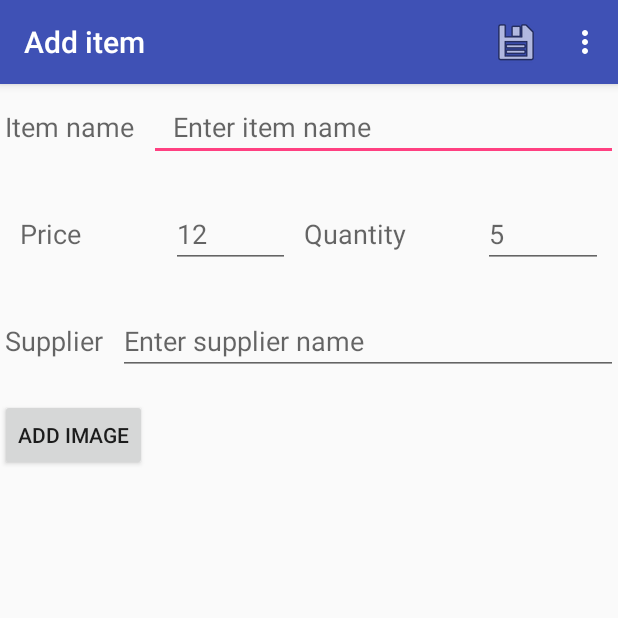
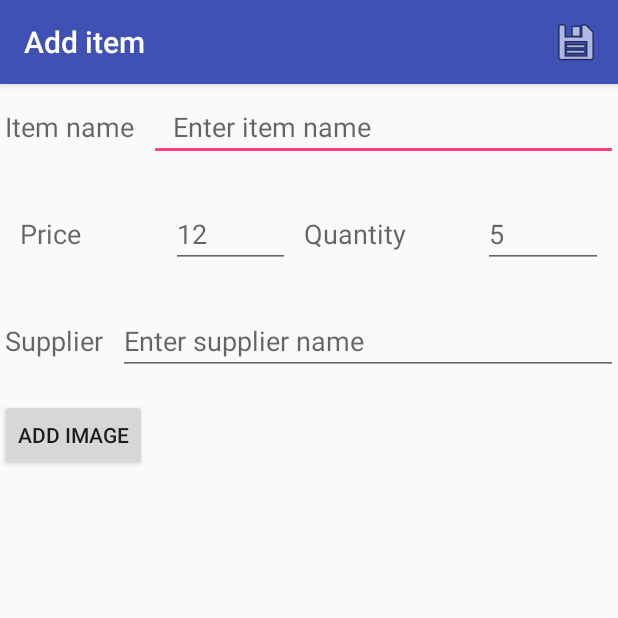
Before and after one commit to Cchance-25/InventoryApp, an Android app: the EditorActivity screen opened directly, with no data from a screen before it, on a phone screen of 412 x 824 dp, the top half of it. Run offline under Robolectric (Android 15) with nearby library versions, the phone set to English and light mode, and no system bars.

```diff
--- a/app/src/main/java/com/example/chance/inventoryapp/Data/InventoryDbHelper.java
+++ b/app/src/main/java/com/example/chance/inventoryapp/Data/InventoryDbHelper.java
@@ -38,7 +38,7 @@ public class InventoryDbHelper extends SQLiteOpenHelper {
 
         String CREATE_INVENTORY_TABLES = "CREATE TABLE "+ InventoryEntry.TABLE_NAME + "("
                 + InventoryEntry._ID + " INTEGER PRIMARY KEY AUTOINCREMENT, "
-                + InventoryEntry.COLUMN_IMAGE_ID + " TEXT, "
+                + InventoryEntry.COLUMN_IMAGE_ID + " BLOB, "
                 + InventoryEntry.COLUMN_ITEM_NAME + " TEXT NOT NULL, "
                 + InventoryEntry.COLUMN_ITEM_PRICE + " DOUBLE NOT NULL DEFAULT 0, "
                 + InventoryEntry.COLUMN_ITEM_QUANTITY + " INTEGER NOT NULL DEFAULT 0, "
--- a/app/src/main/java/com/example/chance/inventoryapp/EditorActivity.java
+++ b/app/src/main/java/com/example/chance/inventoryapp/EditorActivity.java
@@ -41,6 +41,7 @@ public class EditorActivity extends AppCompatActivity implements LoaderManager.L
     private ImageView mItemImage;
     private Uri mCurrentItemUri;
     private String mCurrentPhotoPath;
+    private byte[] mImageBytesArray;
 
 
     @Override
@@ -116,7 +117,7 @@ public class EditorActivity extends AppCompatActivity implements LoaderManager.L
             itemQuantity = 0;
 
         ContentValues cv = new ContentValues();
-        cv.put(InventoryEntry.COLUMN_IMAGE_ID, mCurrentPhotoPath);
+        cv.put(InventoryEntry.COLUMN_IMAGE_ID, mImageBytesArray);
         cv.put(InventoryEntry.COLUMN_ITEM_NAME, itemName);
         cv.put(InventoryEntry.COLUMN_ITEM_PRICE, itemPrice);
         cv.put(InventoryEntry.COLUMN_ITEM_QUANTITY, itemQuantity);
@@ -255,6 +256,7 @@ public class EditorActivity extends AppCompatActivity implements LoaderManager.L
         if (requestCode == REQUEST_IMAGE_CAPTURE && resultCode == RESULT_OK) {
             Bundle extras = data.getExtras();
             Bitmap imageBitmap = (Bitmap) extras.get("data");
+            mImageBytesArray = ImageUtils.convertBitmapToByteArray(imageBitmap);
             mItemImage.setImageBitmap(imageBitmap);
         }
     }
@@ -272,6 +274,7 @@ public class EditorActivity extends AppCompatActivity implements LoaderManager.L
 
         // Save a file: path for use with ACTION_VIEW intents
         mCurrentPhotoPath = image.getAbsolutePath();
+
         return image;
     }
 
--- a/app/src/main/res/menu/menu_main.xml
+++ b/app/src/main/res/menu/menu_main.xml
@@ -2,13 +2,6 @@
     xmlns:app="http://schemas.android.com/apk/res-auto"
     xmlns:tools="http://schemas.android.com/tools"
     tools:context="com.example.chance.inventoryapp.ShowMainActivity">
-
-
-    <item
-        android:id="@+id/dummy_data"
-        android:title="Add Dummy"
-        app:showAsAction="never" />
-
 
     <item
         android:id="@+id/save_item"
```
Also changed, not shown: app/src/main/java/com/example/chance/inventoryapp/DetailsActivity.java (+15 -11 lines), app/src/main/java/com/example/chance/inventoryapp/ImageUtils.java (added, +25 -0 lines).
